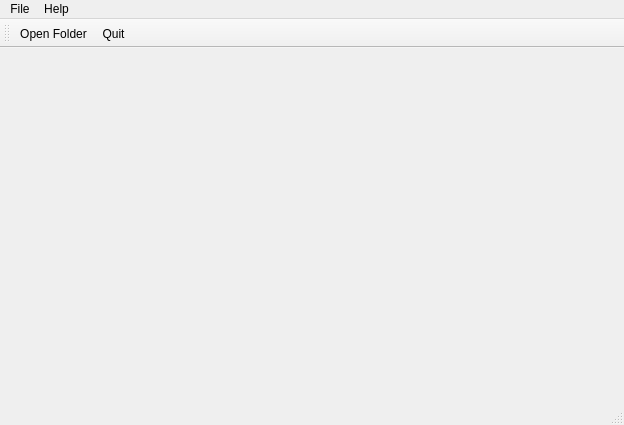
First picture: the form in postextractor.ui, repository baddwin/wp-post-extractor, before the edit.
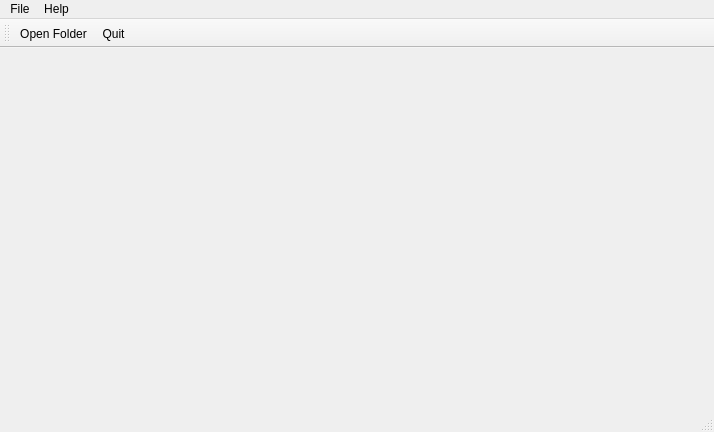
Second picture: the form after the edit. Icons and pictures are not drawn.

```diff
--- a/postextractor.ui
+++ b/postextractor.ui
@@ -6,8 +6,8 @@
    <rect>
     <x>0</x>
     <y>0</y>
-    <width>624</width>
-    <height>425</height>
+    <width>714</width>
+    <height>432</height>
    </rect>
   </property>
   <property name="windowTitle">
@@ -19,7 +19,7 @@
     <rect>
      <x>0</x>
      <y>0</y>
-     <width>624</width>
+     <width>714</width>
      <height>20</height>
     </rect>
    </property>
```
Left out of the diff: 2 changed lines with no effect on the pictures.
